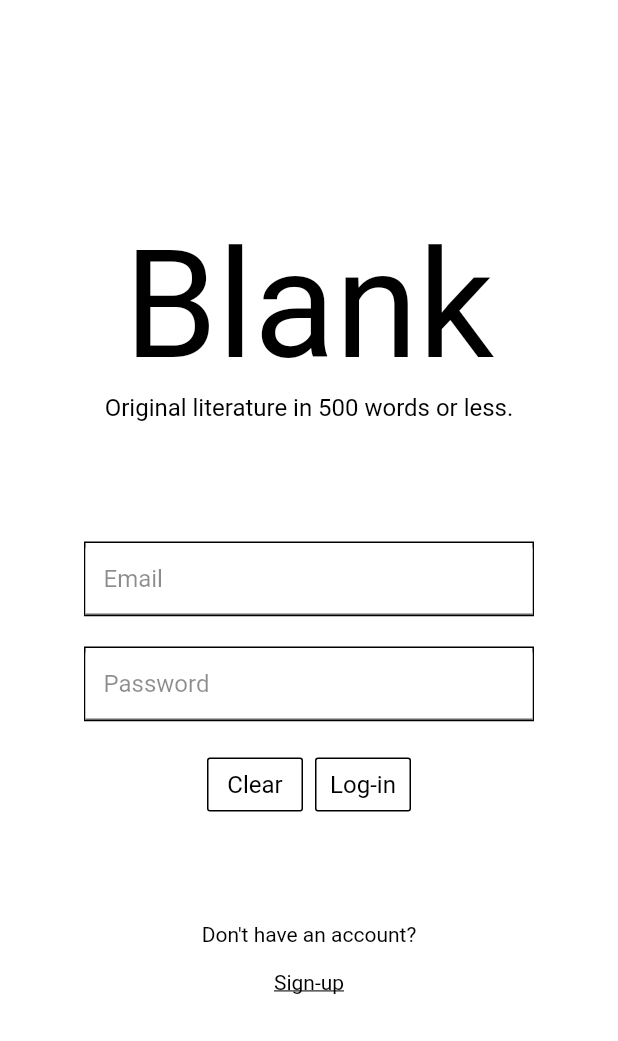
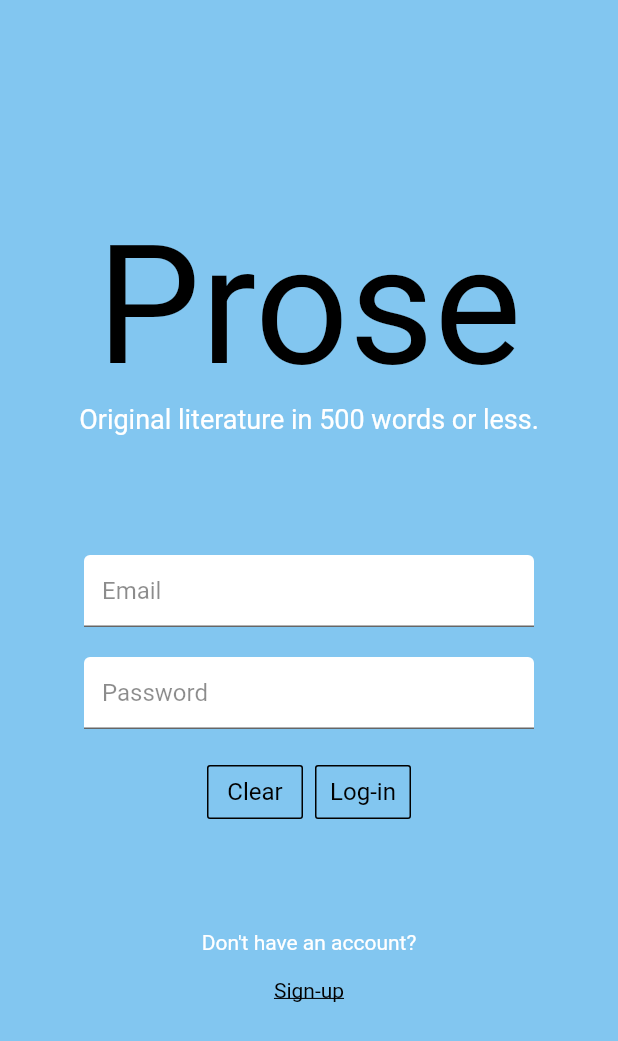
Before and after one commit to Yonigut/stories_app, a Flutter app: the screen it shows after launch, on a phone screen of 412 x 824 dp. Shown: the top 1041 px of the screen. Run offline on Flutter 3.47's test engine with Material 2 defaults, Android fonts, the phone set to English and light mode, and no system bars; our stand-ins replace cloud_firestore, firebase_auth, firebase_storage, google_sign_in, share; accounts and stored records are empty; Roboto replaces fonts that are missing (Arapey, Times New Roman); project files that could hold a hidden picture were left out.

Commit message:
Updated the log-in screen for design

```diff
--- a/lib/login.dart
+++ b/lib/login.dart
@@ -14,52 +14,84 @@ class _LoginPageState extends State<LoginPage> {
   String _email;
   String _password;
   final GlobalKey<FormState> _formKey = GlobalKey<FormState>();
-  bool _visible = true;
+  bool _visible = false;
 
   @override
   Widget build(BuildContext context) {
-//    Future.delayed(const Duration(seconds: 2), () {
-//      setState(() {
-//        _visible = true;
-//      });
-//    });
+    Future.delayed(const Duration(seconds: 2), () {
+      setState(() {
+        _visible = true;
+      });
+    });
+    String font = 'Arapey';
     return Scaffold(
+//      backgroundColor: Color.fromRGBO(174, 198, 207, 100),
+      backgroundColor: Color.fromRGBO(130, 198, 240, 80),
       key: Key('log-in'),
       resizeToAvoidBottomInset: false,
       body: Form(
         key: _formKey,
         child: Container(
-          color: Colors.white,
+//          color: Color.fromRGBO(0, 35, 102, 100),
           child: Column(
             mainAxisAlignment: MainAxisAlignment.center,
             children: [
-              Text('Blank',
+//              RichText(
+//                textAlign: TextAlign.center,
+//            text: TextSpan(
+//              children: [
+//                TextSpan(text: 'Rose', style: TextStyle(fontFamily: font, fontSize: 180, color: Colors.white),),
+//                TextSpan(text: '(like prose, but shorter)', style: TextStyle(fontFamily: font, fontSize: 18, color: Colors.white),),
+//            ],
+//          ),
+//          ),
+              Text(
+                'Prose',
                 style: TextStyle(
                   fontStyle: FontStyle.normal,
                   color: Colors.black,
-                    fontSize: 100,
-                    fontFamily: 'Times New Roman',
-                  )),
-              Text('Original literature in 500 words or less.',
+                  fontSize: 110,
+                  fontFamily: font,
+                ),
+              ),
+              Text(
+                'Original literature in 500 words or less.',
                 style: TextStyle(
                   fontStyle: FontStyle.normal,
-                    color: Colors.black,
-                    fontSize: 16,
-                    fontFamily: 'Times New Roman',
-                  )),
+                  color: Colors.white,
+                  fontSize: 18,
+                  fontFamily: font,
+                ),
+              ),
+//                    Text('Rose',
+//                        style: TextStyle(
+//                          fontStyle: FontStyle.normal,
+//                          color: Colors.white,
+//                          fontSize: 130,
+//                          fontFamily: font,
+//                        )),
+//                    Text(
+//                      '(like prose, but shorter)',
+//                      style: TextStyle(
+//                        fontStyle: FontStyle.normal,
+//                        color: Colors.white,
+//                        fontSize: 18,
+//                        fontFamily: font,
+//                ),
+//              ),
               AnimatedOpacity(
                 opacity: _visible ? 1.0 : 0.0,
                 duration: Duration(seconds: 1),
                 child: Column(
                   children: [
                     Container(
-                      color: Colors.white,
+//                      color: Colors.white,
                       height: 80,
                     ),
                     Container(
                       width: 300,
-                      decoration: new BoxDecoration(
-                          border: new Border.all(color: Colors.black)),
+//                      decoration: new BoxDecoration(
+//                          border: new Border.all(color: Colors.black)),
                       child: TextFormField(
                         key: Key('log-in email'),
                         validator: (input) {
@@ -88,13 +120,11 @@ class _LoginPageState extends State<LoginPage> {
                       ),
                     ),
                     Container(
-                      color: Colors.white,
+//                      color: Colors.white,
                       height: 20,
                     ),
                     Container(
                       width: 300,
-                      decoration: new BoxDecoration(
-                          border: new Border.all(color: Colors.black)),
                       child: TextFormField(
                         key: Key('log-in password'),
                         controller: _passwordController,
@@ -123,7 +153,7 @@ class _LoginPageState extends State<LoginPage> {
                       ),
                     ),
                     Container(
-                      color: Colors.white,
+//                      color: Colors.white,
                       height: 10,
                     ),
                     ButtonBar(
@@ -135,6 +165,9 @@ class _LoginPageState extends State<LoginPage> {
                             _emailController.clear();
                           },
                           color: Colors.white,
+                          splashColor: Colors.white,
+                          highlightColor: Colors.white,
+                          focusColor: Colors.white,
                           borderSide: BorderSide(color: Colors.black),
                           child: Text(
                             'Clear',
@@ -162,7 +195,7 @@ class _LoginPageState extends State<LoginPage> {
                       ],
                     ),
                     Container(
-                      color: Colors.white,
+//                      color: Colors.white,
                       height: 60,
                     ),
                     Column(
@@ -172,12 +205,13 @@ class _LoginPageState extends State<LoginPage> {
                         Text(
                           'Don\'t have an account?',
                           style: TextStyle(
-                          color: Colors.black,
+                            color: Colors.white,
                             fontFamily: 'Times New Roman',
                             fontSize: 14,
                           ),
                         ),
                         FlatButton(
+                          key: Key('sign-up page button'),
                           child: Text(
                             'Sign-up',
                             style: TextStyle(
@@ -228,8 +262,10 @@ class _LoginPageState extends State<LoginPage> {
             context: context,
             builder: (BuildContext context) {
               return AlertDialog(
+                key: Key('no account with this email'),
                 backgroundColor: Colors.white,
-                content: Container(child: Column(
+                content: Container(
+                  child: Column(
                     mainAxisSize: MainAxisSize.min,
                     children: [
                       Text(
@@ -241,10 +277,10 @@ class _LoginPageState extends State<LoginPage> {
                         ),
                       ),
                       OutlineButton(
-                      focusColor: Colors.white,
-                      hoverColor: Colors.white,
-                      splashColor: Colors.white,
-                      highlightColor: Colors.white,
+//                        focusColor: Colors.white,
+//                        hoverColor: Colors.white,
+//                        splashColor: Colors.white,
+//                        highlightColor: Colors.white,
                         child: Text(
                           'Cancel',
                           style: TextStyle(
@@ -261,8 +297,7 @@ class _LoginPageState extends State<LoginPage> {
                   ),
                 ),
               );
-            }
-        );
+            });
       }
     }
   }
```
Lines whose indentation alone changed are shown as unchanged.
